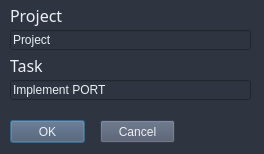
First picture: the form in ui/dialog form.ui, repository guillermoarb/AFK_v0, before the edit.
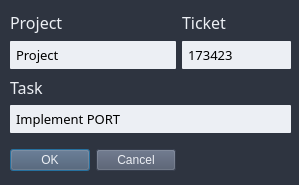
Second picture: the form after the edit.

Commit message: Checkpint, now with grid system, better UI

```diff
--- a/ui/dialog form.ui
+++ b/ui/dialog form.ui
@@ -6,8 +6,8 @@
    <rect>
     <x>0</x>
     <y>0</y>
-    <width>264</width>
-    <height>154</height>
+    <width>299</width>
+    <height>185</height>
    </rect>
   </property>
   <property name="windowTitle">
@@ -16,115 +16,191 @@
   <property name="styleSheet">
    <string notr="true">background-color: #2E3440;</string>
   </property>
-  <widget class="QLabel" name="task_lb">
+  <widget class="QWidget" name="gridLayoutWidget">
    <property name="geometry">
     <rect>
      <x>10</x>
-     <y>0</y>
-     <width>101</width>
-     <height>31</height>
+     <y>10</y>
+     <width>281</width>
+     <height>161</height>
     </rect>
    </property>
-   <property name="font">
-    <font>
-     <family>Fira Code Retina</family>
-     <pointsize>12</pointsize>
-    </font>
-   </property>
-   <property name="styleSheet">
-    <string notr="true">color: #ECEFF4;</string>
-   </property>
-   <property name="text">
-    <string>Project</string>
-   </property>
-  </widget>
-  <widget class="QLineEdit" name="project_le">
-   <property name="geometry">
-    <rect>
-     <x>10</x>
-     <y>30</y>
-     <width>241</width>
-     <height>20</height>
-    </rect>
-   </property>
-   <property name="styleSheet">
-    <string notr="true">color: #ECEFF4;</string>
-   </property>
-   <property name="text">
-    <string>Project</string>
-   </property>
-  </widget>
-  <widget class="QLabel" name="task_lb_2">
-   <property name="geometry">
-    <rect>
-     <x>10</x>
-     <y>50</y>
-     <width>101</width>
-     <height>31</height>
-    </rect>
-   </property>
-   <property name="font">
-    <font>
-     <family>Fira Code Retina</family>
-     <pointsize>12</pointsize>
-    </font>
-   </property>
-   <property name="styleSheet">
-    <string notr="true">color: #ECEFF4;</string>
-   </property>
-   <property name="text">
-    <string>Task</string>
-   </property>
-  </widget>
-  <widget class="QLineEdit" name="task_le">
-   <property name="geometry">
-    <rect>
-     <x>10</x>
-     <y>80</y>
-     <width>241</width>
-     <height>20</height>
-    </rect>
-   </property>
-   <property name="styleSheet">
-    <string notr="true">color: #ECEFF4;</string>
-   </property>
-   <property name="text">
-    <string>Implement PORT</string>
-   </property>
-  </widget>
-  <widget class="QPushButton" name="ok_bt">
-   <property name="geometry">
-    <rect>
-     <x>10</x>
-     <y>120</y>
-     <width>75</width>
-     <height>23</height>
-    </rect>
-   </property>
-   <property name="styleSheet">
-    <string notr="true">color: #ECEFF4;
+   <layout class="QGridLayout" name="gridLayout">
+    <item row="12" column="0">
+     <widget class="QPushButton" name="ok_bt">
+      <property name="sizePolicy">
+       <sizepolicy hsizetype="Fixed" vsizetype="Fixed">
+        <horstretch>0</horstretch>
+        <verstretch>0</verstretch>
+       </sizepolicy>
+      </property>
+      <property name="styleSheet">
+       <string notr="true">color: #ECEFF4;
 background-color: #4C566A;</string>
-   </property>
-   <property name="text">
-    <string>OK</string>
-   </property>
-  </widget>
-  <widget class="QPushButton" name="cancel_bt">
-   <property name="geometry">
-    <rect>
-     <x>100</x>
-     <y>120</y>
-     <width>75</width>
-     <height>23</height>
-    </rect>
-   </property>
-   <property name="styleSheet">
-    <string notr="true">color: #ECEFF4;
+      </property>
+      <property name="text">
+       <string>OK</string>
+      </property>
+     </widget>
+    </item>
+    <item row="10" column="0">
+     <spacer name="verticalSpacer">
+      <property name="orientation">
+       <enum>Qt::Vertical</enum>
+      </property>
+      <property name="sizeType">
+       <enum>QSizePolicy::Fixed</enum>
+      </property>
+      <property name="sizeHint" stdset="0">
+       <size>
+        <width>20</width>
+        <height>10</height>
+       </size>
+      </property>
+     </spacer>
+    </item>
+    <item row="12" column="3">
+     <spacer name="horizontalSpacer">
+      <property name="orientation">
+       <enum>Qt::Horizontal</enum>
+      </property>
+      <property name="sizeHint" stdset="0">
+       <size>
+        <width>40</width>
+        <height>20</height>
+       </size>
+      </property>
+     </spacer>
+    </item>
+    <item row="7" column="0" colspan="4">
+     <widget class="QLineEdit" name="task_le">
+      <property name="font">
+       <font>
+        <family>Fira Code Retina</family>
+        <pointsize>10</pointsize>
+       </font>
+      </property>
+      <property name="styleSheet">
+       <string notr="true">background-color: #ECEFF4;
+border-style: none;
+border-width: 2px;
+border-radius: 1px;
+border-color: #ECEFF4;
+padding: 4px;</string>
+      </property>
+      <property name="text">
+       <string>Implement PORT</string>
+      </property>
+     </widget>
+    </item>
+    <item row="6" column="0" colspan="4">
+     <widget class="QLabel" name="task_lb_2">
+      <property name="font">
+       <font>
+        <family>Fira Code Retina</family>
+        <pointsize>12</pointsize>
+       </font>
+      </property>
+      <property name="styleSheet">
+       <string notr="true">color: #ECEFF4;</string>
+      </property>
+      <property name="text">
+       <string>Task</string>
+      </property>
+     </widget>
+    </item>
+    <item row="12" column="1">
+     <widget class="QPushButton" name="cancel_bt">
+      <property name="sizePolicy">
+       <sizepolicy hsizetype="Fixed" vsizetype="Fixed">
+        <horstretch>0</horstretch>
+        <verstretch>0</verstretch>
+       </sizepolicy>
+      </property>
+      <property name="styleSheet">
+       <string notr="true">color: #ECEFF4;
 background-color: #4C566A;</string>
-   </property>
-   <property name="text">
-    <string>Cancel</string>
-   </property>
+      </property>
+      <property name="text">
+       <string>Cancel</string>
+      </property>
+     </widget>
+    </item>
+    <item row="0" column="0" colspan="2">
+     <widget class="QLabel" name="task_lb">
+      <property name="font">
+       <font>
+        <family>Fira Code Retina</family>
+        <pointsize>12</pointsize>
+       </font>
+      </property>
+      <property name="styleSheet">
+       <string notr="true">color: #ECEFF4;</string>
+      </property>
+      <property name="text">
+       <string>Project</string>
+      </property>
+     </widget>
+    </item>
+    <item row="2" column="2" colspan="2">
+     <widget class="QLineEdit" name="ticket_le">
+      <property name="font">
+       <font>
+        <family>Fira Code Retina</family>
+        <pointsize>10</pointsize>
+       </font>
+      </property>
+      <property name="styleSheet">
+       <string notr="true">background-color: #ECEFF4;
+border-style: none;
+border-width: 2px;
+border-radius: 1px;
+border-color: #ECEFF4;
+padding: 4px;</string>
+      </property>
+      <property name="text">
+       <string>173423</string>
+      </property>
+     </widget>
+    </item>
+    <item row="0" column="2" colspan="2">
+     <widget class="QLabel" name="ticket_lb">
+      <property name="font">
+       <font>
+        <family>Fira Code Retina</family>
+        <pointsize>12</pointsize>
+       </font>
+      </property>
+      <property name="styleSheet">
+       <string notr="true">color: #ECEFF4;</string>
+      </property>
+      <property name="text">
+       <string>Ticket</string>
+      </property>
+     </widget>
+    </item>
+    <item row="2" column="0" colspan="2">
+     <widget class="QLineEdit" name="project_le">
+      <property name="font">
+       <font>
+        <family>Fira Code Retina</family>
+        <pointsize>10</pointsize>
+       </font>
+      </property>
+      <property name="styleSheet">
+       <string notr="true">background-color: #ECEFF4;
+border-style: none;
+border-width: 2px;
+border-radius: 1px;
+border-color: #ECEFF4;
+padding: 4px;</string>
+      </property>
+      <property name="text">
+       <string>Project</string>
+      </property>
+     </widget>
+    </item>
+   </layout>
   </widget>
  </widget>
  <resources/>
```
Left out of the diff: 6 changed lines with no effect on the pictures. The commit also changes 3 other files.
